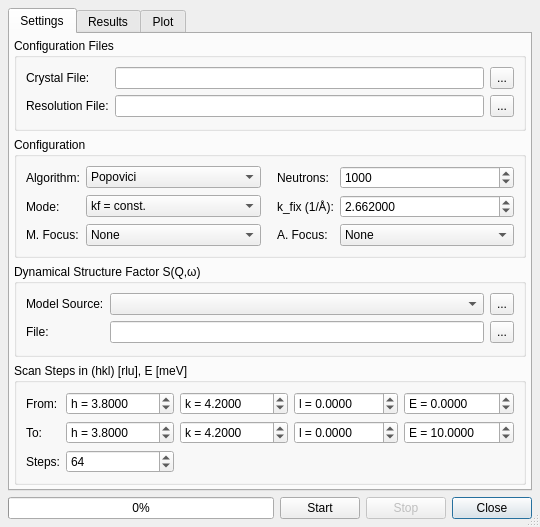
tweber-ill/frm_mirror-takin1, file ui/monteconvo.ui: the form before one commit.
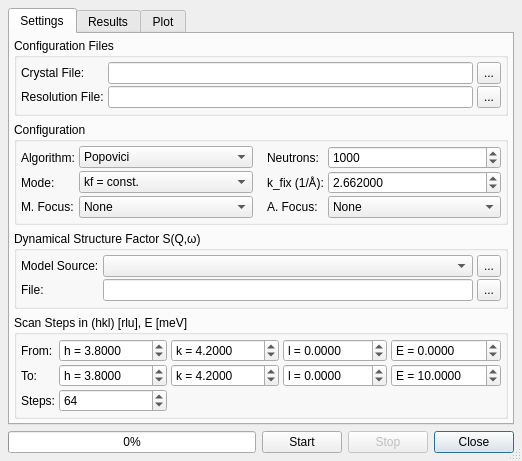
The form after the commit. Custom widgets are drawn as their Qt base class.

```diff
--- a/ui/monteconvo.ui
+++ b/ui/monteconvo.ui
@@ -6,8 +6,8 @@
    <rect>
     <x>0</x>
     <y>0</y>
-    <width>517</width>
-    <height>527</height>
+    <width>480</width>
+    <height>457</height>
    </rect>
   </property>
   <property name="windowTitle">
@@ -84,6 +84,15 @@
           <string>Configuration Files</string>
          </property>
          <layout class="QGridLayout" name="gridLayout_4">
+          <property name="horizontalSpacing">
+           <number>4</number>
+          </property>
+          <property name="verticalSpacing">
+           <number>2</number>
+          </property>
+          <property name="margin">
+           <number>4</number>
+          </property>
           <item row="0" column="2">
            <widget class="QToolButton" name="btnBrowseCrys">
             <property name="sizePolicy">
@@ -145,6 +154,15 @@
           <string>Scan Steps in (hkl) [rlu], E [meV]</string>
          </property>
          <layout class="QGridLayout" name="gridLayout_5">
+          <property name="horizontalSpacing">
+           <number>4</number>
+          </property>
+          <property name="verticalSpacing">
+           <number>2</number>
+          </property>
+          <property name="margin">
+           <number>4</number>
+          </property>
           <item row="0" column="2">
            <widget class="QDoubleSpinBox" name="spinStartK">
             <property name="sizePolicy">
@@ -454,6 +472,15 @@
           <string>Configuration</string>
          </property>
          <layout class="QGridLayout" name="gridLayout_7">
+          <property name="horizontalSpacing">
+           <number>4</number>
+          </property>
+          <property name="verticalSpacing">
+           <number>2</number>
+          </property>
+          <property name="margin">
+           <number>4</number>
+          </property>
           <item row="1" column="1">
            <widget class="QComboBox" name="comboFixedK">
             <property name="currentIndex">
@@ -661,6 +688,15 @@
           <string>Dynamical Structure Factor S(Q,ω)</string>
          </property>
          <layout class="QGridLayout" name="gridLayout_8">
+          <property name="horizontalSpacing">
+           <number>4</number>
+          </property>
+          <property name="verticalSpacing">
+           <number>2</number>
+          </property>
+          <property name="margin">
+           <number>4</number>
+          </property>
           <item row="0" column="0">
            <widget class="QLabel" name="label_8">
             <property name="text">
```
